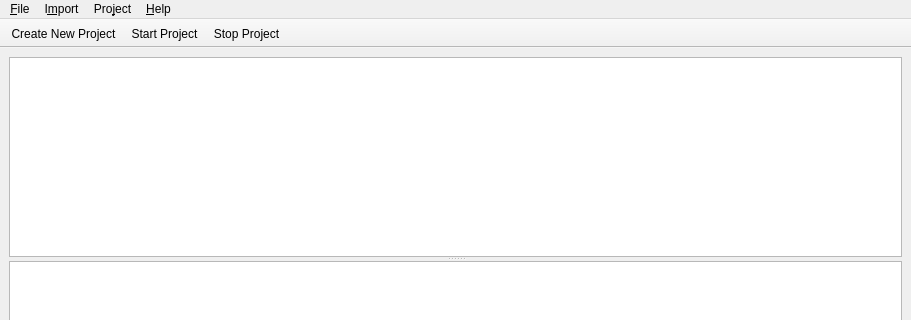
Old version of the form source/main_window.ui in the repository jansorg/tom-ui; both pictures show x 0 to 911 and y 0 to 320 of the 911 by 772 pixel window.
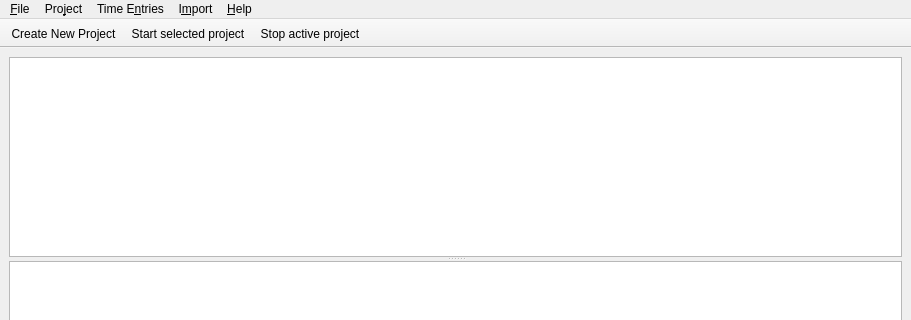
New version of the form. Icons and pictures are not drawn. Custom widgets are drawn as their Qt base class.

What changed in the file:
```diff
--- a/source/main_window.ui
+++ b/source/main_window.ui
@@ -149,9 +149,16 @@
     <addaction name="actionProjectStart"/>
     <addaction name="actionProjectStop"/>
    </widget>
+   <widget class="QMenu" name="menuTracked_Items">
+    <property name="title">
+     <string>Time E&amp;ntries</string>
+    </property>
+    <addaction name="actionTimeEntryRemove"/>
+   </widget>
    <addaction name="menuFile"/>
-   <addaction name="menuImport"/>
    <addaction name="menuProject"/>
+   <addaction name="menuTracked_Items"/>
+   <addaction name="menuImport"/>
    <addaction name="menu_Help"/>
   </widget>
   <widget class="QToolBar" name="toolBar">
@@ -249,7 +256,7 @@
   </action>
   <action name="actionProjectStart">
    <property name="text">
-    <string>&amp;Start Project</string>
+    <string>&amp;Start selected project</string>
    </property>
    <property name="toolTip">
     <string>Start the currently selected project</string>
@@ -257,7 +264,7 @@
   </action>
   <action name="actionProjectStop">
    <property name="text">
-    <string>Sto&amp;p Project</string>
+    <string>Sto&amp;p active project</string>
    </property>
    <property name="toolTip">
     <string>Stop the currently selected project</string>
```
Left out of the diff: 80 changed lines with no effect on the pictures.
